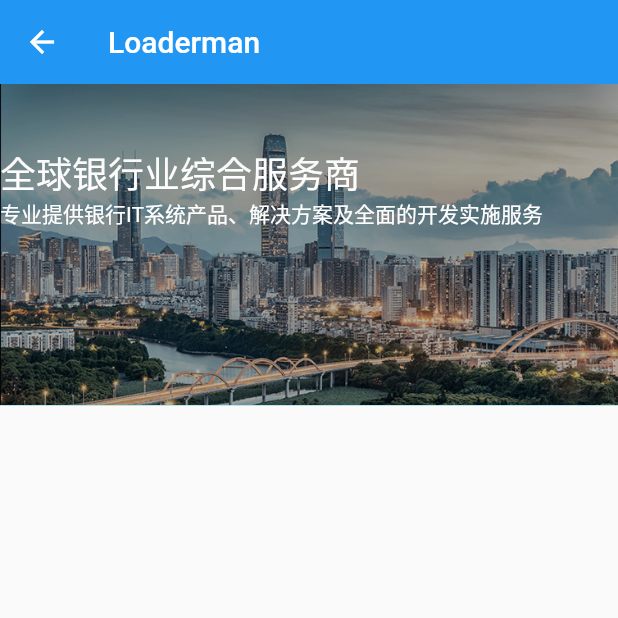
After one commit to persilee/ebank_enterprise, a Flutter app: the FirstScreen screen opened by its route, on a phone screen of 412 x 824 dp, the top half of it. The commit adds this screen. Run offline on Flutter 3.47's test engine with Material 2 defaults, Android fonts, the phone set to English and light mode, and no system bars; our stand-ins replace dio, fluttertoast, shared_preferences; missing offline and left inert: encrypt, flutter_svprogresshud; accounts and stored records are empty; generated files the repository leaves out were written again.

Commit message:
关于我们的模块

```diff
--- /dev/null
+++ b/lib/page/personalCenter/about_us.dart
@@ -0,0 +1,48 @@
+/**
+  @desc   关于我们
+  @author hlx
+ */
+import 'package:flutter/material.dart';
+
+class FirstScreen extends StatelessWidget {
+  @override
+  Widget build(BuildContext context) {
+    return new Scaffold(
+      appBar: AppBar(
+        title: Text('Loaderman'),
+        elevation: 15.0,
+      ),
+      body: new ListView(
+        children: [
+          Stack(
+            children: [
+              Container(
+                color: Colors.cyan,
+                child: Image(
+                  image: AssetImage('images/aboutus/aboutUs-bg.png'),
+                  width: MediaQuery.of(context).size.width,
+                  //height: 196.0,
+                ),
+              ),
+              Container(
+
+                margin: EdgeInsets.only(top: 41.0),
+                child: Text(
+                  '全球银行业综合服务商',
+                  style: TextStyle(fontSize: 24, color: Color(0xFFFEFEFE),),
+                ),
+              ),
+              Container(
+                margin: EdgeInsets.only(top: 76.0),
+                child: Text(
+                  '专业提供银行IT系统产品、解决方案及全面的开发实施服务',
+                  style: TextStyle(fontSize: 14, color: Color.fromRGBO(254, 254, 254, 1),),
+                ),
+              ),
+            ],
+          )
+        ],
+      ),
+    );
+  }
+}
--- a/lib/page_route.dart
+++ b/lib/page_route.dart
@@ -3,6 +3,7 @@ import 'package:ebank_mobile/page/bankcard/card_limit_manager_page.dart';
 import 'package:ebank_mobile/page/bankcard/card_list_page.dart';
 import 'package:ebank_mobile/page/login/login_page.dart';
 import 'package:flutter/material.dart';
+import 'package:ebank_mobile/page/personalCenter/about_us.dart';
 
 var pageHome = '/';
 var pageLogin = pageHome;
@@ -10,12 +11,14 @@ var pageLogin = pageHome;
 var pageCardList = '/card_list';
 var pageCardDetail = '/card_detail';
 var pageCardLimit = '/card_limit_manager';
+var aboutUs = '/about_us';
 
 var appRoutes = {
   pageLogin: (context) => LoginPage(),
   pageCardList: (context) => CardListPage(),
   // pageCardDetail: (context) => CardDetailPage(),
   pageCardLimit: (context) => CardLimitManagerPage(),
+  aboutUs: (context) => FirstScreen(),
 };
 
 onGenerateRoute(RouteSettings settings) {
--- a/pubspec.yaml
+++ b/pubspec.yaml
@@ -62,6 +62,7 @@ flutter:
     - images/login/login_header_logo.png
     - images/login/login_input_account.png
     - images/login/login_input_password.png
+    - images/aboutus/aboutUs-bg.png
   # To add assets to your application, add an assets section, like this:
   # assets:
   #   - images/a_dot_burr.jpeg
```
Also changed, not shown: images/aboutus/aboutUs-bg.png (added), 1 other file.
